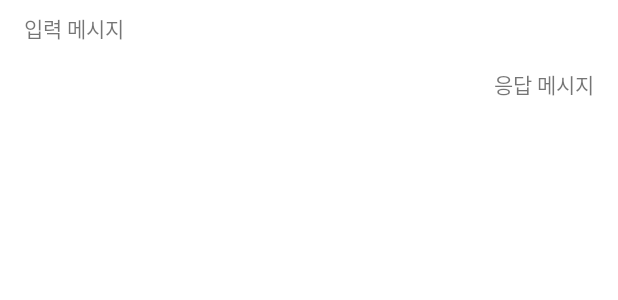
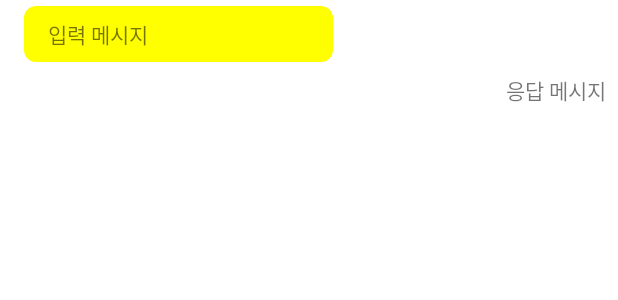
Before and after one commit to junghyunsoo24/portfolio-teenager-emotion-app, an Android app: the layout item_chatbot.xml on its own in the app's theme, with its tools: preview values and no code run, on a phone screen of 412 x 824 dp. Shown: the top 300 px of the screen. Run offline under Robolectric (Android 15) with nearby library versions, the phone set to English and light mode, and no system bars.

Commit message:
청소년 감정 예방 모니 터링 챗봇 대화 말풍선을 통한 ux 개선

```diff
--- /dev/null
+++ b/app/src/main/res/drawable/chatbot_input.xml
@@ -0,0 +1,4 @@
+<shape xmlns:android="http://schemas.android.com/apk/res/android">
+    <solid android:color="#FFFF00" />
+    <corners android:radius="8dp" />
+</shape>
--- /dev/null
+++ b/app/src/main/res/drawable/chatbot_output.xml
@@ -0,0 +1,4 @@
+<shape xmlns:android="http://schemas.android.com/apk/res/android">
+    <solid android:color="#FFFFFFFF" /> <!-- 배경 색상을 원하는 색상으로 설정 -->
+    <corners android:radius="8dp" /> <!-- 모서리를 둥글게 만듭니다. 필요에 따라 조절하세요. -->
+</shape>
--- a/app/src/main/res/layout/item_chatbot.xml
+++ b/app/src/main/res/layout/item_chatbot.xml
@@ -1,7 +1,7 @@
 <?xml version="1.0" encoding="utf-8"?>
-<androidx.constraintlayout.widget.ConstraintLayout
-    xmlns:android="http://schemas.android.com/apk/res/android"
+<androidx.constraintlayout.widget.ConstraintLayout xmlns:android="http://schemas.android.com/apk/res/android"
     xmlns:app="http://schemas.android.com/apk/res-auto"
+    xmlns:tools="http://schemas.android.com/tools"
     android:layout_width="match_parent"
     android:layout_height="wrap_content">
 
@@ -9,30 +9,32 @@
         android:id="@+id/inputMessageTextView"
         android:layout_width="0dp"
         android:layout_height="wrap_content"
+        android:layout_marginStart="16dp"
+        android:layout_marginTop="4dp"
+        android:background="@drawable/chatbot_input"
+        android:gravity="start"
         android:paddingStart="16dp"
         android:paddingTop="8dp"
         android:paddingEnd="8dp"
         android:paddingBottom="8dp"
-        android:gravity="start"
         android:text="입력 메시지"
+        app:layout_constraintStart_toStartOf="parent"
         app:layout_constraintTop_toTopOf="parent"
-        app:layout_constraintStart_toStartOf="parent"
-        app:layout_constraintEnd_toStartOf="@+id/responseMessageTextView"
-        app:layout_constraintWidth_default="percent"
         app:layout_constraintWidth_percent="0.5" />
 
     <TextView
         android:id="@+id/responseMessageTextView"
         android:layout_width="0dp"
         android:layout_height="wrap_content"
+        android:background="@drawable/chatbot_output"
         android:gravity="end"
         android:paddingStart="8dp"
         android:paddingTop="8dp"
-        android:paddingEnd="16dp"
+        android:paddingEnd="8dp"
         android:paddingBottom="8dp"
         android:text="응답 메시지"
-        app:layout_constraintTop_toBottomOf="@+id/inputMessageTextView"
+        app:layout_constraintEnd_toEndOf="parent"
         app:layout_constraintStart_toEndOf="@+id/inputMessageTextView"
-        app:layout_constraintEnd_toEndOf="parent" />
+        app:layout_constraintTop_toBottomOf="@+id/inputMessageTextView" />
 
 </androidx.constraintlayout.widget.ConstraintLayout>
```
